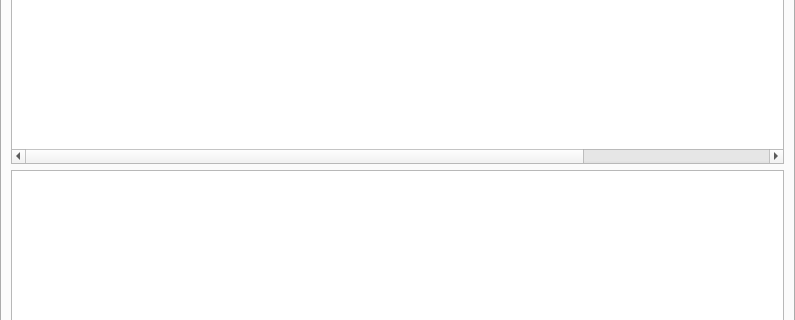
Above: src/bitmessageqt/bitmessageui.ui from Bitmessage/PyBitmessage before the change; both pictures show x 0 to 795 and y 148 to 468 of the 795 by 580 pixel window. Below: the same form after it.
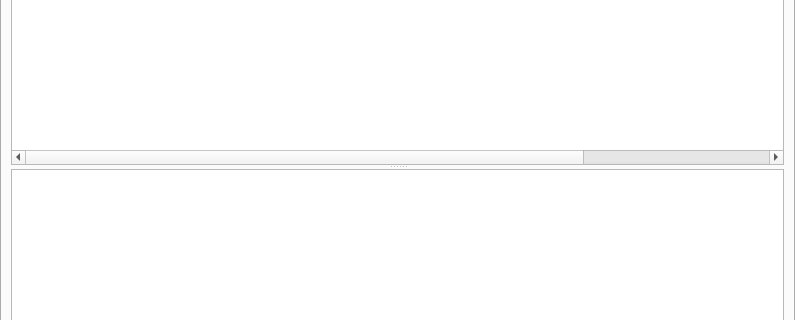
That is the form after the change. Icons and pictures are not drawn.

Commit message: Allow inbox and sent preview panels to resize.

```diff
--- a/src/bitmessageqt/bitmessageui.ui
+++ b/src/bitmessageqt/bitmessageui.ui
@@ -112,6 +112,10 @@
          </layout>
         </item>
         <item>
+         <widget class="QSplitter" name="splitter">
+          <property name="orientation">
+           <enum>Qt::Vertical</enum>
+          </property>
          <widget class="QTableWidget" name="tableWidgetInbox">
           <property name="alternatingRowColors">
            <bool>true</bool>
@@ -173,8 +177,6 @@
            </property>
           </column>
          </widget>
-        </item>
-        <item>
          <widget class="QTextEdit" name="textEditInboxMessage">
           <property name="baseSize">
            <size>
@@ -183,6 +185,7 @@
            </size>
           </property>
          </widget>
+         </widget>
         </item>
        </layout>
       </widget>
```
Left out of the diff: 24 changed lines with no effect on the pictures. Lines whose indentation alone changed are shown as unchanged. The commit also changes 1 other file.
